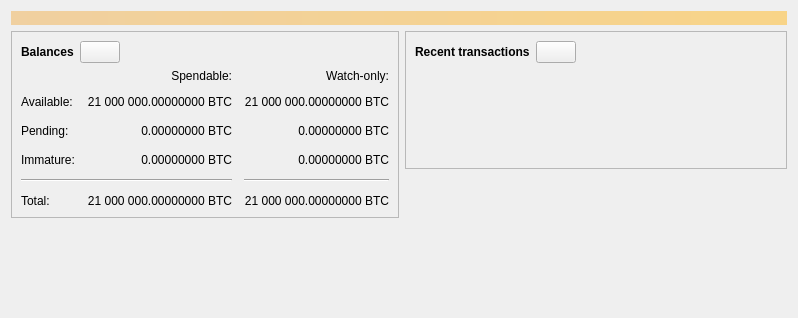
Above: src/qt/forms/overviewpage.ui from wbubblerteam/bubcoin before the change. Below: the same form after it.
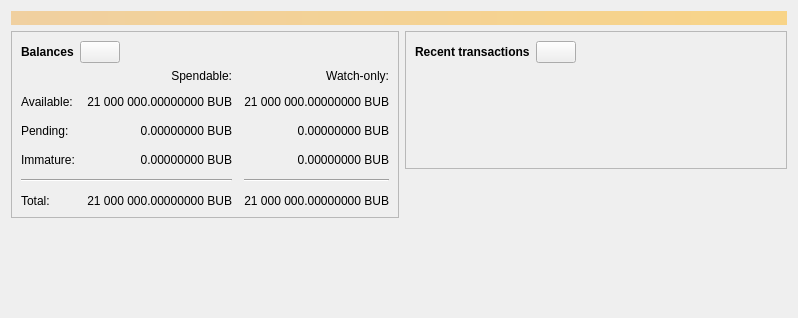
That is the form after the change. Icons and pictures are not drawn. Custom widgets are drawn as their Qt base class.

Patch:
```diff
--- a/src/qt/forms/overviewpage.ui
+++ b/src/qt/forms/overviewpage.ui
@@ -120,7 +120,7 @@
                <string>Unconfirmed transactions to watch-only addresses</string>
               </property>
               <property name="text">
-               <string notr="true">0.00000000 BTC</string>
+               <string notr="true">0.00000000 BUB</string>
               </property>
               <property name="alignment">
                <set>Qt::AlignRight|Qt::AlignTrailing|Qt::AlignVCenter</set>
@@ -139,7 +139,7 @@
                <string>Total of transactions that have yet to be confirmed, and do not yet count toward the spendable balance</string>
               </property>
               <property name="text">
-               <string notr="true">0.00000000 BTC</string>
+               <string notr="true">0.00000000 BUB</string>
               </property>
               <property name="alignment">
                <set>Qt::AlignRight|Qt::AlignTrailing|Qt::AlignVCenter</set>
@@ -158,7 +158,7 @@
                <string>Mined balance in watch-only addresses that has not yet matured</string>
               </property>
               <property name="text">
-               <string notr="true">0.00000000 BTC</string>
+               <string notr="true">0.00000000 BUB</string>
               </property>
               <property name="alignment">
                <set>Qt::AlignRight|Qt::AlignTrailing|Qt::AlignVCenter</set>
@@ -210,7 +210,7 @@
                <string>Mined balance that has not yet matured</string>
               </property>
               <property name="text">
-               <string notr="true">0.00000000 BTC</string>
+               <string notr="true">0.00000000 BUB</string>
               </property>
               <property name="alignment">
                <set>Qt::AlignRight|Qt::AlignTrailing|Qt::AlignVCenter</set>
@@ -249,7 +249,7 @@
                <string>Your current total balance</string>
               </property>
               <property name="text">
-               <string notr="true">21 000 000.00000000 BTC</string>
+               <string notr="true">21 000 000.00000000 BUB</string>
               </property>
               <property name="alignment">
                <set>Qt::AlignRight|Qt::AlignTrailing|Qt::AlignVCenter</set>
@@ -268,7 +268,7 @@
                <string>Current total balance in watch-only addresses</string>
               </property>
               <property name="text">
-               <string notr="true">21 000 000.00000000 BTC</string>
+               <string notr="true">21 000 000.00000000 BUB</string>
               </property>
               <property name="alignment">
                <set>Qt::AlignRight|Qt::AlignTrailing|Qt::AlignVCenter</set>
@@ -304,7 +304,7 @@
                <string>Your current spendable balance</string>
               </property>
               <property name="text">
-               <string notr="true">21 000 000.00000000 BTC</string>
+               <string notr="true">21 000 000.00000000 BUB</string>
               </property>
               <property name="alignment">
                <set>Qt::AlignRight|Qt::AlignTrailing|Qt::AlignVCenter</set>
@@ -323,7 +323,7 @@
                <string>Your current balance in watch-only addresses</string>
               </property>
               <property name="text">
-               <string notr="true">21 000 000.00000000 BTC</string>
+               <string notr="true">21 000 000.00000000 BUB</string>
               </property>
               <property name="alignment">
                <set>Qt::AlignRight|Qt::AlignTrailing|Qt::AlignVCenter</set>
```
Left out of the diff: 8 changed lines with no effect on the pictures.
